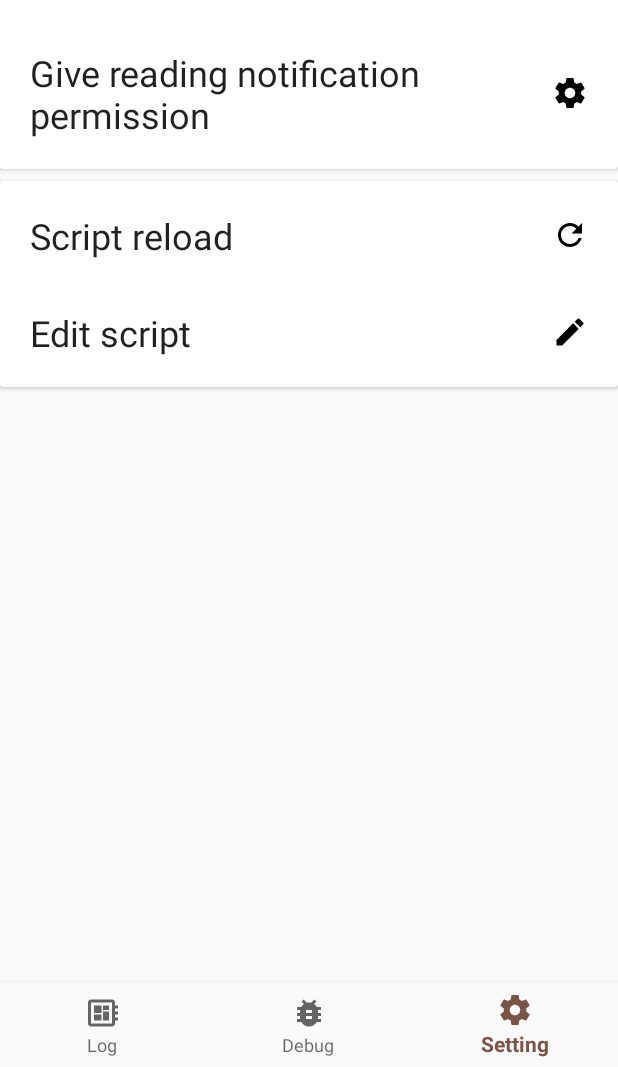
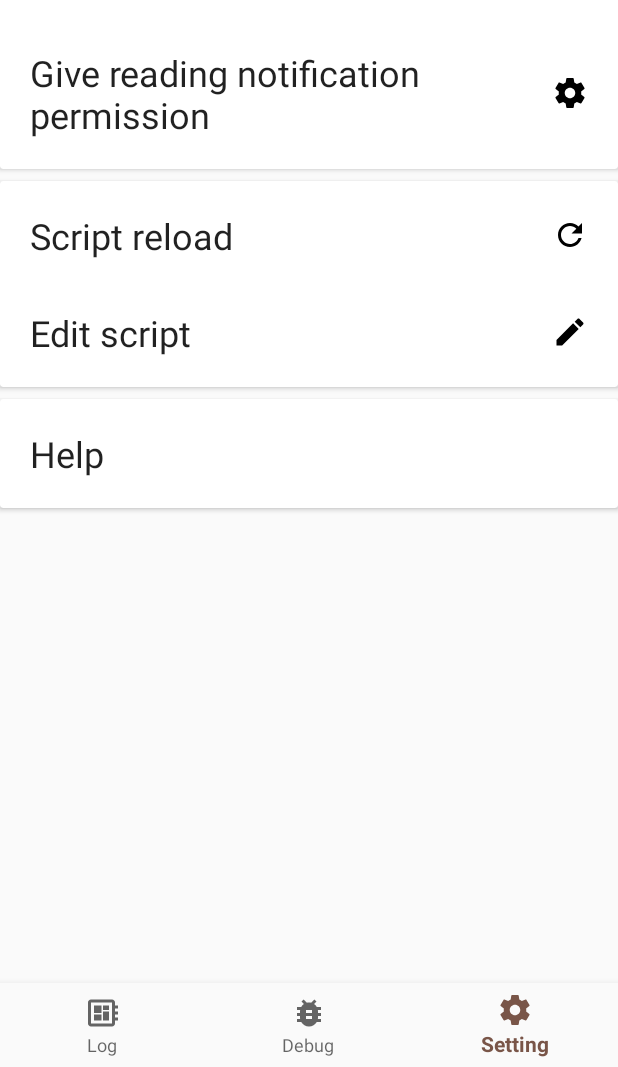
Before and after one commit to Su-Yong/NewKakaoBot, an Android app: the screen it shows after launch (MainActivity), item 3 of the bottom bar chosen, on a phone screen of 412 x 824 dp, the part 169-1236 px from its top. Run offline under Robolectric (Android 15) with nearby library versions, the light colour scheme and no system bars.

Commit message:
v2.1 updated

```diff
--- a/app/src/main/java/com/suyong/kakaobot/MainActivity.java
+++ b/app/src/main/java/com/suyong/kakaobot/MainActivity.java
@@ -50,6 +50,7 @@ public class MainActivity extends AppCompatActivity implements BottomNavigationV
 
     private ListView logList;
     private FloatingActionButton deleteLog;
+    private FloatingActionButton goDown;
 
     private ListView debugChat;
     private EditText debugEdit;
@@ -58,9 +59,10 @@ public class MainActivity extends AppCompatActivity implements BottomNavigationV
     private ImageButton debugSend;
 
     public static Switch settingPower;
-    private ImageButton settingPermission;
-    private ImageButton settingReload;
-    private ImageButton settingEdit;
+    private LinearLayout settingPermission;
+    private LinearLayout settingReload;
+    private LinearLayout settingEdit;
+    private LinearLayout settingHelp;
 
     @Override
     protected void onCreate(Bundle savedInstanceState) {
@@ -150,6 +152,7 @@ public class MainActivity extends AppCompatActivity implements BottomNavigationV
     private void initLogLayout() {
         logList = findViewById(R.id.log_list);
         deleteLog = findViewById(R.id.delete_log);
+        goDown = findViewById(R.id.go_down);
 
         final LogAdapter log = new LogAdapter();
         logList.setAdapter(log);
@@ -173,13 +176,20 @@ public class MainActivity extends AppCompatActivity implements BottomNavigationV
                 log.notifyDataSetChanged();
             }
         });
+        goDown.setOnClickListener(new View.OnClickListener() {
+            @Override
+            public void onClick(View view) {
+                logList.setSelection(log.getCount() - 1);
+            }
+        });
     }
 
     private void initSettingLayout() {
         settingPower = findViewById(R.id.setting_power_switch);
-        settingPermission = findViewById(R.id.setting_give_permission_button);
-        settingReload = findViewById(R.id.setting_reload_script_button);
-        settingEdit = findViewById(R.id.setting_edit_script_button);
+        settingPermission = findViewById(R.id.setting_give_permission_layout);
+        settingReload = findViewById(R.id.setting_reload_script_layout);
+        settingEdit = findViewById(R.id.setting_edit_script_layout);
+        settingHelp = findViewById(R.id.setting_etc_help_layout);
 
         settingPower.setChecked(KakaoManager.getInstance().isRunning());
         settingPower.setOnCheckedChangeListener(new CompoundButton.OnCheckedChangeListener() {
@@ -211,10 +221,13 @@ public class MainActivity extends AppCompatActivity implements BottomNavigationV
             @Override
             public void onClick(View view) {
                 startActivity(new Intent(MainActivity.this, ScriptEditActivity.class));
-                /*Intent intent = new Intent(Intent.ACTION_EDIT);
-                Uri uri = Uri.parse("file://" + new File(FileManager.getInstance().KAKAOBOT_HOME, FileManager.getInstance().SCRIPT_NAME).getPath());
-                intent.setDataAndType(uri, "text/plain");
-                startActivity(intent);*/
+            }
+        });
+        settingHelp.setOnClickListener(new View.OnClickListener() {
+            @Override
+            public void onClick(View view) {
+                Intent intent = new Intent(Intent.ACTION_VIEW, Uri.parse("https://github.com/Su-Yong/NewKakaoBot/blob/master/API.md"));
+                startActivity(intent);
             }
         });
     }
--- a/app/src/main/res/layout/layout_setting.xml
+++ b/app/src/main/res/layout/layout_setting.xml
@@ -19,6 +19,7 @@
             android:orientation="vertical">
 
             <LinearLayout
+                android:id="@+id/setting_power_switch_layout"
                 android:layout_width="match_parent"
                 android:layout_height="match_parent"
                 android:orientation="horizontal">
@@ -36,6 +37,7 @@
             </LinearLayout>
 
             <LinearLayout
+                android:id="@+id/setting_give_permission_layout"
                 android:layout_width="match_parent"
                 android:layout_height="match_parent"
                 android:orientation="horizontal"
@@ -48,7 +50,7 @@
                     android:text="@string/give_permission"
                     android:textAppearance="@style/TextAppearance.AppCompat.Headline" />
 
-                <ImageButton
+                <ImageView
                     android:id="@+id/setting_give_permission_button"
                     android:layout_width="wrap_content"
                     android:layout_height="wrap_content"
@@ -76,6 +78,7 @@
             android:orientation="vertical">
 
             <LinearLayout
+                android:id="@+id/setting_reload_script_layout"
                 android:layout_width="match_parent"
                 android:layout_height="match_parent"
                 android:orientation="horizontal"
@@ -88,7 +91,7 @@
                     android:text="@string/setting_reload"
                     android:textAppearance="@style/TextAppearance.AppCompat.Headline" />
 
-                <ImageButton
+                <ImageView
                     android:id="@+id/setting_reload_script_button"
                     android:layout_width="wrap_content"
                     android:layout_height="wrap_content"
@@ -99,6 +102,7 @@
             </LinearLayout>
 
             <LinearLayout
+                android:id="@+id/setting_edit_script_layout"
                 android:layout_width="match_parent"
                 android:layout_height="match_parent"
                 android:orientation="horizontal"
@@ -111,7 +115,7 @@
                     android:text="@string/setting_script_go"
                     android:textAppearance="@style/TextAppearance.AppCompat.Headline" />
 
-                <ImageButton
+                <ImageView
                     android:id="@+id/setting_edit_script_button"
                     android:layout_width="wrap_content"
                     android:layout_height="wrap_content"
@@ -123,4 +127,39 @@
         </LinearLayout>
 
     </android.support.v7.widget.CardView>
+
+
+    <android.support.v7.widget.CardView
+        android:id="@+id/setting_etc"
+        android:layout_width="match_parent"
+        android:layout_height="wrap_content"
+        android:layout_marginBottom="@dimen/chat_card_padding"
+        android:layout_marginTop="@dimen/chat_card_padding"
+        app:contentPadding="@dimen/chat_card_padding">
+
+        <LinearLayout
+            android:layout_width="match_parent"
+            android:layout_height="wrap_content"
+            android:orientation="vertical">
+
+            <LinearLayout
+                android:id="@+id/setting_etc_help_layout"
+                android:layout_width="match_parent"
+                android:layout_height="match_parent"
+                android:orientation="horizontal"
+                android:padding="@dimen/setting_card_padding">
+
+                <TextView
+                    android:layout_width="wrap_content"
+                    android:layout_height="wrap_content"
+                    android:layout_weight="1"
+                    android:text="@string/help"
+                    android:textAppearance="@style/TextAppearance.AppCompat.Headline" />
+
+            </LinearLayout>
+
+        </LinearLayout>
+
+    </android.support.v7.widget.CardView>
+
 </LinearLayout>
--- a/app/src/main/res/values/strings.xml
+++ b/app/src/main/res/values/strings.xml
@@ -13,4 +13,5 @@
     <string name="save">save</string>
     <string name="running">KakaoBot is Running...</string>
     <string name="save_script">Saved</string>
+    <string name="help">Help</string>
 </resources>
```
Also changed, not shown: app/build.gradle (+5 -4 lines), app/src/main/java/com/suyong/kakaobot/engine/ScriptBot.java (+7 -2 lines), app/src/main/java/com/suyong/kakaobot/engine/ScriptEngine.java (+15 -2 lines), app/src/main/java/com/suyong/kakaobot/engine/ScriptUtil.java (added, +84 -0 lines), app/src/main/res/drawable/ic_arrow_downward_black_24dp.xml (added, +9 -0 lines), app/src/main/res/layout/layout_log.xml (+11 -0 lines), app/libs/rhino-1.7.7.1.jar (deleted), 3 other files.
